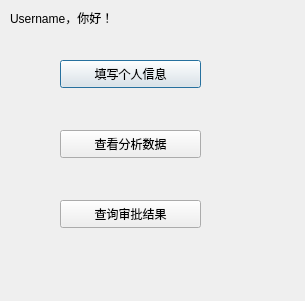
Before: the Qt Designer form Student.ui in doublepi123/PoorStudent, drawn with Qt 5.
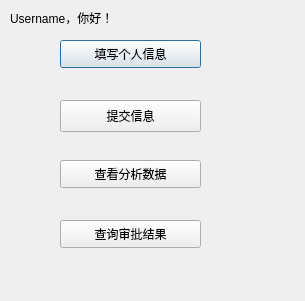
After: the same form once the commit is applied.

The edit to the form file:
```diff
--- a/Student.ui
+++ b/Student.ui
@@ -30,7 +30,7 @@
    <property name="geometry">
     <rect>
      <x>60</x>
-     <y>60</y>
+     <y>40</y>
      <width>141</width>
      <height>28</height>
     </rect>
@@ -43,7 +43,7 @@
    <property name="geometry">
     <rect>
      <x>60</x>
-     <y>200</y>
+     <y>220</y>
      <width>141</width>
      <height>28</height>
     </rect>
@@ -56,7 +56,7 @@
    <property name="geometry">
     <rect>
      <x>60</x>
-     <y>130</y>
+     <y>160</y>
      <width>141</width>
      <height>28</height>
     </rect>
@@ -65,6 +65,19 @@
     <string>查看分析数据</string>
    </property>
   </widget>
+  <widget class="QPushButton" name="buttonSubmit">
+   <property name="geometry">
+    <rect>
+     <x>60</x>
+     <y>100</y>
+     <width>141</width>
+     <height>32</height>
+    </rect>
+   </property>
+   <property name="text">
+    <string>提交信息</string>
+   </property>
+  </widget>
  </widget>
  <resources/>
  <connections/>
```
